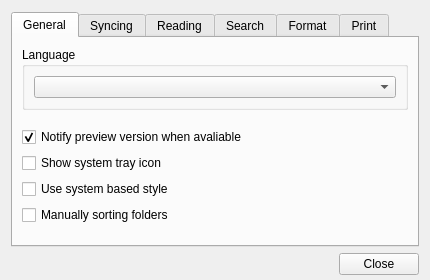
Before: the Qt Designer form src/ui/wizpreferencedialog.ui in WizTeam/WizQTClient, drawn with Qt 5.
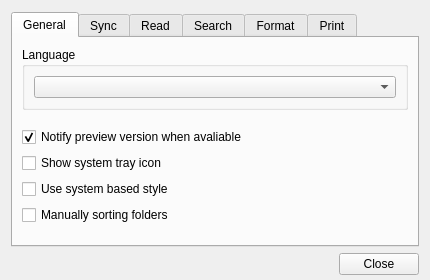
After: the same form once the commit is applied.

The edit to the form file:
```diff
--- a/src/ui/wizpreferencedialog.ui
+++ b/src/ui/wizpreferencedialog.ui
@@ -136,7 +136,7 @@
      </widget>
      <widget class="QWidget" name="tabSyncing">
       <attribute name="title">
-       <string>Syncing</string>
+       <string>Sync</string>
       </attribute>
       <layout class="QVBoxLayout" name="verticalLayout_4">
        <item>
@@ -354,7 +354,7 @@
      </widget>
      <widget class="QWidget" name="tabReading">
       <attribute name="title">
-       <string>Reading</string>
+       <string>Read</string>
       </attribute>
       <layout class="QVBoxLayout" name="verticalLayout_5">
        <item>
```
